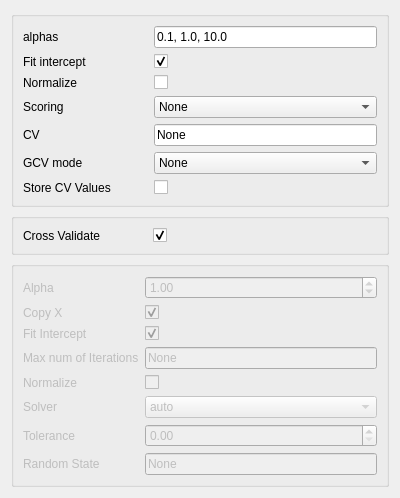
Above: point_spectra_gui/ui/UI Files/UI_Ridge.ui from tisaconundrum2/PySAT-GUI before the change. Below: the same form after it.
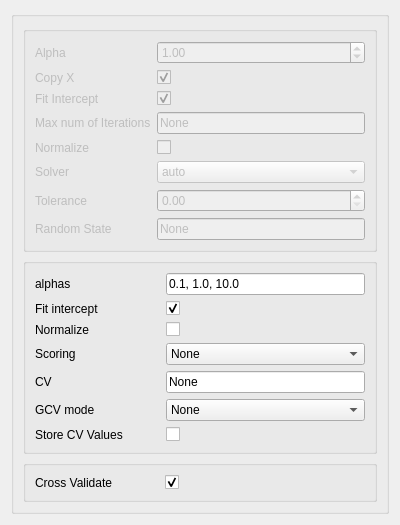
That is the form after the change.

```diff
--- a/point_spectra_gui/ui/UI Files/UI_Ridge.ui
+++ b/point_spectra_gui/ui/UI Files/UI_Ridge.ui
@@ -7,7 +7,7 @@
     <x>0</x>
     <y>0</y>
     <width>400</width>
-    <height>441</height>
+    <height>443</height>
    </rect>
   </property>
   <property name="windowTitle">
@@ -15,155 +15,8 @@
   </property>
   <layout class="QVBoxLayout">
    <item>
+    <widget class="QGroupBox" name="groupbox">
     <layout class="QVBoxLayout" name="verticalLayout">
-     <item>
-      <widget class="QGroupBox" name="formGroupBox_CV">
-       <layout class="QFormLayout" name="formLayout_6">
-        <property name="fieldGrowthPolicy">
-         <enum>QFormLayout::AllNonFixedFieldsGrow</enum>
-        </property>
-        <item row="0" column="0">
-         <widget class="QLabel" name="alphasLabel_2">
-          <property name="text">
-           <string>alphas</string>
-          </property>
-         </widget>
-        </item>
-        <item row="0" column="1">
-         <widget class="QLineEdit" name="alphasLineEdit_2">
-          <property name="text">
-           <string>0.1, 1.0, 10.0</string>
-          </property>
-         </widget>
-        </item>
-        <item row="1" column="0">
-         <widget class="QLabel" name="fitInterceptLabel_3">
-          <property name="text">
-           <string>Fit intercept </string>
-          </property>
-         </widget>
-        </item>
-        <item row="1" column="1">
-         <widget class="QCheckBox" name="fitInterceptCheckBox_3">
-          <property name="checked">
-           <bool>true</bool>
-          </property>
-         </widget>
-        </item>
-        <item row="2" column="0">
-         <widget class="QLabel" name="normalizeLabel_3">
-          <property name="text">
-           <string>Normalize </string>
-          </property>
-         </widget>
-        </item>
-        <item row="2" column="1">
-         <widget class="QCheckBox" name="normalizeCheckBox_3"/>
-        </item>
-        <item row="3" column="0">
-         <widget class="QLabel" name="scoringLabel_2">
-          <property name="text">
-           <string>Scoring</string>
-          </property>
-         </widget>
-        </item>
-        <item row="3" column="1">
-         <widget class="QComboBox" name="scoringComboBox_2">
-          <item>
-           <property name="text">
-            <string>None</string>
-           </property>
-          </item>
-          <item>
-           <property name="text">
-            <string>string</string>
-           </property>
-          </item>
-          <item>
-           <property name="text">
-            <string>callable</string>
-           </property>
-          </item>
-         </widget>
-        </item>
-        <item row="4" column="0">
-         <widget class="QLabel" name="cvLabel_2">
-          <property name="text">
-           <string>CV</string>
-          </property>
-         </widget>
-        </item>
-        <item row="4" column="1">
-         <widget class="QLineEdit" name="cvLineEdit_2">
-          <property name="text">
-           <string>None</string>
-          </property>
-         </widget>
-        </item>
-        <item row="5" column="0">
-         <widget class="QLabel" name="gCVModeLabel_2">
-          <property name="text">
-           <string>GCV mode</string>
-          </property>
-         </widget>
-        </item>
-        <item row="5" column="1">
-         <widget class="QComboBox" name="gCVModeComboBox_2">
-          <item>
-           <property name="text">
-            <string>None</string>
-           </property>
-          </item>
-          <item>
-           <property name="text">
-            <string>auto</string>
-           </property>
-          </item>
-          <item>
-           <property name="text">
-            <string>svd</string>
-           </property>
-          </item>
-          <item>
-           <property name="text">
-            <string>eigen</string>
-           </property>
-          </item>
-         </widget>
-        </item>
-        <item row="6" column="0">
-         <widget class="QLabel" name="storeCVValuesLabel_2">
-          <property name="text">
-           <string>Store CV Values           </string>
-          </property>
-         </widget>
-        </item>
-        <item row="6" column="1">
-         <widget class="QCheckBox" name="storeCVValuesCheckBox_2"/>
-        </item>
-       </layout>
-      </widget>
-     </item>
-     <item>
-      <widget class="QGroupBox" name="formGroupBox_2">
-       <layout class="QFormLayout" name="formLayout_5">
-        <item row="0" column="0">
-         <widget class="QLabel" name="crossValidateLabel_2">
-          <property name="text">
-           <string>Cross Validate              </string>
-          </property>
-         </widget>
-        </item>
-        <item row="0" column="1">
-         <widget class="QCheckBox" name="crossValidateCheckBox_2">
-          <property name="checked">
-           <bool>true</bool>
-          </property>
-         </widget>
-        </item>
-       </layout>
-      </widget>
-     </item>
      <item>
       <widget class="QGroupBox" name="formGroupBox">
        <property name="enabled">
@@ -307,7 +160,156 @@
        </layout>
       </widget>
      </item>
-    </layout>
+      <item>
+       <widget class="QGroupBox" name="formGroupBox_CV">
+        <layout class="QFormLayout" name="formLayout_6">
+         <property name="fieldGrowthPolicy">
+          <enum>QFormLayout::AllNonFixedFieldsGrow</enum>
+         </property>
+         <item row="0" column="0">
+          <widget class="QLabel" name="alphasLabel_2">
+           <property name="text">
+            <string>alphas</string>
+           </property>
+          </widget>
+         </item>
+         <item row="0" column="1">
+          <widget class="QLineEdit" name="alphasLineEdit_2">
+           <property name="text">
+            <string>0.1, 1.0, 10.0</string>
+           </property>
+          </widget>
+         </item>
+         <item row="1" column="0">
+          <widget class="QLabel" name="fitInterceptLabel_3">
+           <property name="text">
+            <string>Fit intercept </string>
+           </property>
+          </widget>
+         </item>
+         <item row="1" column="1">
+          <widget class="QCheckBox" name="fitInterceptCheckBox_3">
+           <property name="checked">
+            <bool>true</bool>
+           </property>
+          </widget>
+         </item>
+         <item row="2" column="0">
+          <widget class="QLabel" name="normalizeLabel_3">
+           <property name="text">
+            <string>Normalize </string>
+           </property>
+          </widget>
+         </item>
+         <item row="2" column="1">
+          <widget class="QCheckBox" name="normalizeCheckBox_3"/>
+         </item>
+         <item row="3" column="0">
+          <widget class="QLabel" name="scoringLabel_2">
+           <property name="text">
+            <string>Scoring</string>
+           </property>
+          </widget>
+         </item>
+         <item row="3" column="1">
+          <widget class="QComboBox" name="scoringComboBox_2">
+           <item>
+            <property name="text">
+             <string>None</string>
+            </property>
+           </item>
+           <item>
+            <property name="text">
+             <string>string</string>
+            </property>
+           </item>
+           <item>
+            <property name="text">
+             <string>callable</string>
+            </property>
+           </item>
+          </widget>
+         </item>
+         <item row="4" column="0">
+          <widget class="QLabel" name="cvLabel_2">
+           <property name="text">
+            <string>CV</string>
+           </property>
+          </widget>
+         </item>
+         <item row="4" column="1">
+          <widget class="QLineEdit" name="cvLineEdit_2">
+           <property name="text">
+            <string>None</string>
+           </property>
+          </widget>
+         </item>
+         <item row="5" column="0">
+          <widget class="QLabel" name="gCVModeLabel_2">
+           <property name="text">
+            <string>GCV mode</string>
+           </property>
+          </widget>
+         </item>
+         <item row="5" column="1">
+          <widget class="QComboBox" name="gCVModeComboBox_2">
+           <item>
+            <property name="text">
+             <string>None</string>
+            </property>
+           </item>
+           <item>
+            <property name="text">
+             <string>auto</string>
+            </property>
+           </item>
+           <item>
+            <property name="text">
+             <string>svd</string>
+            </property>
+           </item>
+           <item>
+            <property name="text">
+             <string>eigen</string>
+            </property>
+           </item>
+          </widget>
+         </item>
+         <item row="6" column="0">
+          <widget class="QLabel" name="storeCVValuesLabel_2">
+           <property name="text">
+            <string>Store CV Values           </string>
+           </property>
+          </widget>
+         </item>
+         <item row="6" column="1">
+          <widget class="QCheckBox" name="storeCVValuesCheckBox_2"/>
+         </item>
+        </layout>
+       </widget>
+      </item>
+      <item>
+       <widget class="QGroupBox" name="formGroupBox_2">
+        <layout class="QFormLayout" name="formLayout_5">
+         <item row="0" column="0">
+          <widget class="QLabel" name="crossValidateLabel_2">
+           <property name="text">
+            <string>Cross Validate              </string>
+           </property>
+          </widget>
+         </item>
+         <item row="0" column="1">
+          <widget class="QCheckBox" name="crossValidateCheckBox_2">
+           <property name="checked">
+            <bool>true</bool>
+           </property>
+          </widget>
+         </item>
+        </layout>
+       </widget>
+      </item>
+     </layout>
+    </widget>
    </item>
   </layout>
  </widget>
```
Left out of the diff: 35 changed lines with no effect on the pictures. Lines whose indentation alone changed are shown as unchanged.
